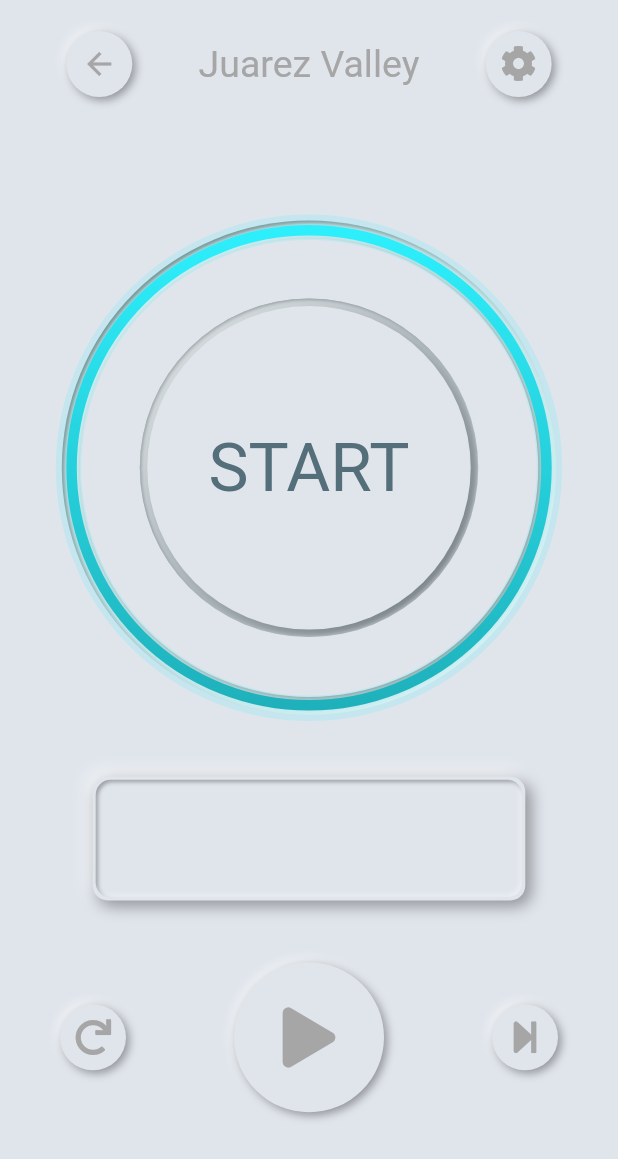
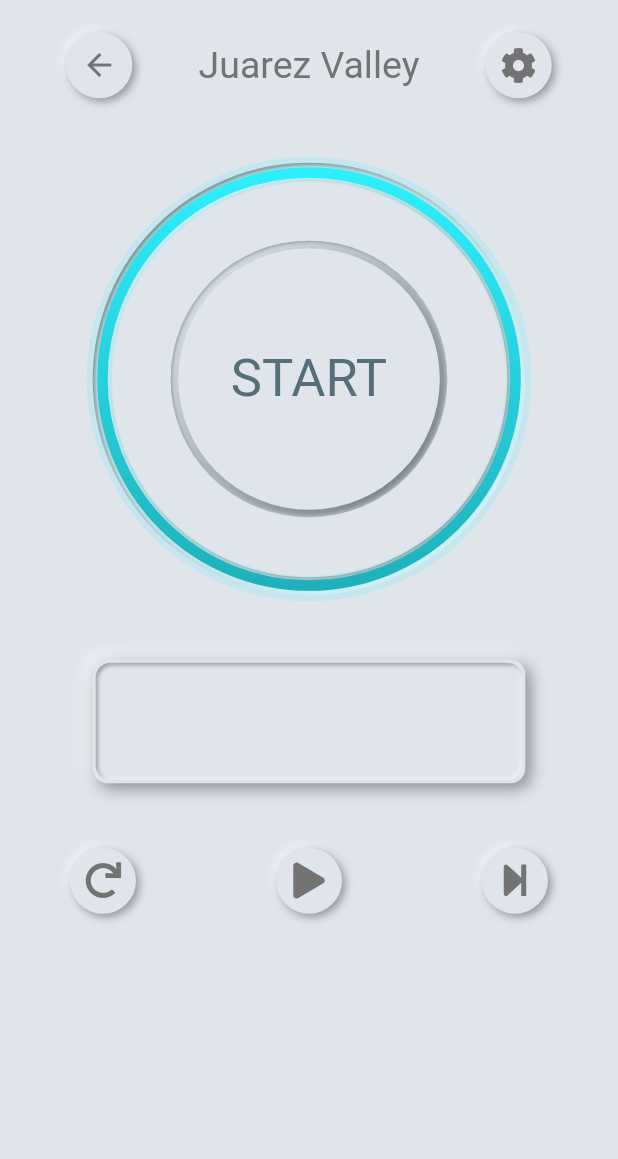
Before and after one commit to tksuns12/jailhouse_workout, a Flutter app: the screen it shows after launch, after a tap on "Juarez Valley", on a phone screen of 412 x 824 dp. Shown: the top 1159 px of the screen. Run offline on Flutter 3.47's test engine with Material 2 defaults, Android fonts, the phone set to English and light mode, and no system bars; drawn by our look-alikes of flutter_neumorphic; our stand-ins replace audioplayers, font_awesome_flutter, hive, hive_flutter, permission_handler, wakelock; missing offline and left inert: digital_lcd, firebase_admob; accounts and stored records are empty.

Commit message:
회의를 통해 UI 변경
광고 넣을 공간 확보

```diff
--- a/lib/consts.dart
+++ b/lib/consts.dart
@@ -1,5 +1,5 @@
 import 'package:flutter/material.dart';
 
 const kMainColor = Color(0xFFe0e5ec);
-const kAccentColor = Color(0xFFa6a6a6);
+const kAccentColor = Color(0xFF737373);
 const kDarkerAccentColor = Color(0xff546e7a);
--- a/lib/screens/deck_of_death_screen.dart
+++ b/lib/screens/deck_of_death_screen.dart
@@ -81,7 +81,8 @@ class DeckOfDeathScreen extends StatelessWidget {
                                             child: NeumorphicSwitch(
                                               style: NeumorphicSwitchStyle(
                                                   activeTrackColor:
-                                                      Colors.blueGrey),
+                                                      Color(0xff2deffc)),
+                                                      // TODO: 이거 좀 더 어두운 색으로 바꿔라
                                               value: deck.isInfinite,
                                               onChanged: (value) {
                                                 deck.changeInfiniteMode();
@@ -118,7 +119,7 @@ class DeckOfDeathScreen extends StatelessWidget {
                                       : Center(
                                           child: Text(
                                             "SHUFFLE!",
-                                            style: TextStyle(fontSize: 40),
+                                            style: TextStyle(fontSize: 40, color: kDarkerAccentColor),
                                             key: ValueKey(2),
                                             textAlign: TextAlign.center,
                                           ),
--- a/lib/screens/home_screen.dart
+++ b/lib/screens/home_screen.dart
@@ -112,7 +112,7 @@ class _MainScreenState extends State<MainScreen> {
                     child: Center(
                       child: Text(
                         "Juarez Valley",
-                        style: TextStyle(fontSize: 30, color: kAccentColor),
+                        style: TextStyle(fontSize: 30, color: kDarkerAccentColor),
                       ),
                     ),
                   ),
@@ -141,7 +141,7 @@ class _MainScreenState extends State<MainScreen> {
                       child: Text(
                         "Pyramid\n&\nReverse Pyramid",
                         textAlign: TextAlign.center,
-                        style: TextStyle(fontSize: 30, color: kAccentColor),
+                        style: TextStyle(fontSize: 30, color: kDarkerAccentColor),
                       ),
                     ),
                   ),
@@ -169,7 +169,7 @@ class _MainScreenState extends State<MainScreen> {
                     child: Center(
                       child: Text(
                         "Deck of Death",
-                        style: TextStyle(fontSize: 30, color: kAccentColor),
+                        style: TextStyle(fontSize: 30, color: kDarkerAccentColor),
                       ),
                     ),
                   ),
@@ -182,7 +182,7 @@ class _MainScreenState extends State<MainScreen> {
                       depth: 10,
                       lightSource: LightSource.topLeft),
                 ),
-                Spacer(),
+                Spacer(flex: 3),
               ],
             ),
           ),
--- a/lib/screens/jurarez_screen.dart
+++ b/lib/screens/jurarez_screen.dart
@@ -230,10 +230,10 @@ class _JuarezScreenState extends State<JuarezScreen>
                   Spacer(),
                 ],
               ),
-              Spacer(flex: 4),
+              Spacer(flex: 2),
               SizedBox(
-                width: MediaQuery.of(context).size.width * 0.8,
-                height: MediaQuery.of(context).size.width * 0.8,
+                width: MediaQuery.of(context).size.width * 0.7,
+                height: MediaQuery.of(context).size.width * 0.7,
                 child: Stack(
                   children: [
                     Neumorphic(
@@ -345,7 +345,7 @@ class _JuarezScreenState extends State<JuarezScreen>
                                             : Text(
                                                 "START",
                                                 style: TextStyle(
-                                                    fontSize: 45,
+                                                    fontSize: 35,
                                                     color: kDarkerAccentColor),
                                               )),
                               );
@@ -406,7 +406,7 @@ class _JuarezScreenState extends State<JuarezScreen>
                                       lcdWidth:
                                           MediaQuery.of(context).size.width *
                                               0.15,
-                                      lcdHeight: 50,
+                                      lcdHeight: MediaQuery.of(context).size.height * 0.07,
                                       segmentWidth: 8,
                                     )
                                   ]),
@@ -431,7 +431,7 @@ class _JuarezScreenState extends State<JuarezScreen>
                                     lcdWidth:
                                         MediaQuery.of(context).size.width *
                                             0.15,
-                                    lcdHeight: 50,
+                                    lcdHeight: MediaQuery.of(context).size.height * 0.07,
                                     segmentWidth: 8,
                                   )
                                 ],
@@ -469,7 +469,6 @@ class _JuarezScreenState extends State<JuarezScreen>
                       ),
                       NeumorphicButton(
                         isEnabled: !juarez.hasBegun || juarez.isResting,
-                        padding: EdgeInsets.all(30),
                         onPressed: () {
                           if (!staticJuarez.hasBegun) {
                             staticJuarez.start();
@@ -493,7 +492,6 @@ class _JuarezScreenState extends State<JuarezScreen>
                               ? FontAwesomeIcons.play
                               : FontAwesomeIcons.pause,
                           color: kAccentColor,
-                          size: 40,
                         ),
                         style: NeumorphicStyle(color: kMainColor),
                       ),
@@ -531,7 +529,7 @@ class _JuarezScreenState extends State<JuarezScreen>
                 },
               ),
               Spacer(
-                flex: 4,
+                flex: 10,
               ),
             ],
           ),
--- a/lib/screens/pyramid_screen.dart
+++ b/lib/screens/pyramid_screen.dart
@@ -415,7 +415,7 @@ class _PyramidScreenState extends State<PyramidScreen>
                                       lcdWidth:
                                           MediaQuery.of(context).size.width *
                                               0.15,
-                                      lcdHeight: 50,
+                                      lcdHeight: MediaQuery.of(context).size.height * 0.07,
                                       segmentWidth: 8,
                                     )
                                   ]),
@@ -440,7 +440,7 @@ class _PyramidScreenState extends State<PyramidScreen>
                                     lcdWidth:
                                         MediaQuery.of(context).size.width *
                                             0.15,
-                                    lcdHeight: 50,
+                                    lcdHeight: MediaQuery.of(context).size.height * 0.07,
                                     segmentWidth: 8,
                                   )
                                 ],
```
